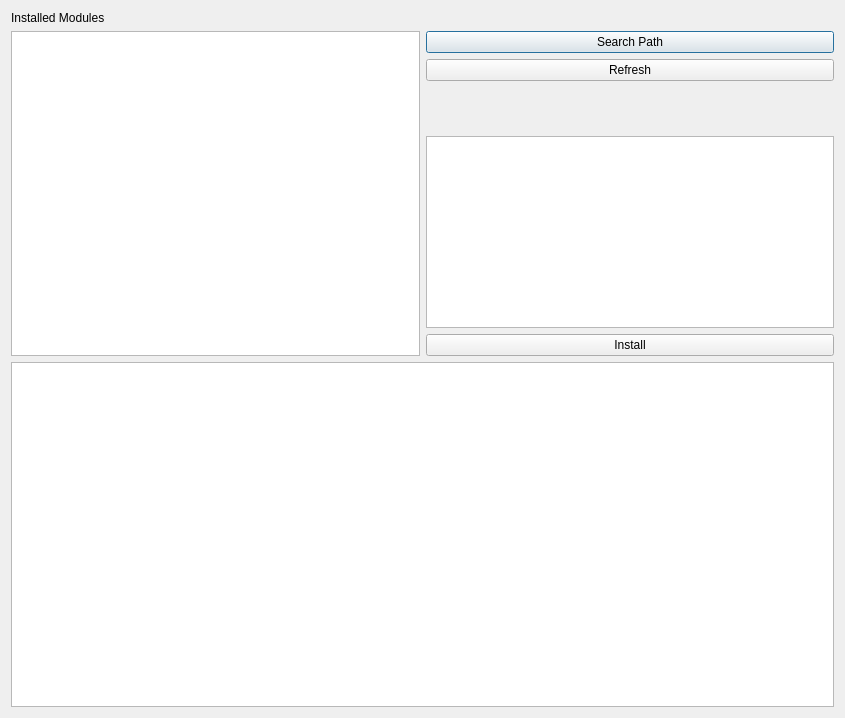
Before: the Qt Designer form python_module_manager_dialog_base.ui in babayoshihiko/python_module_manager, drawn with Qt 5.
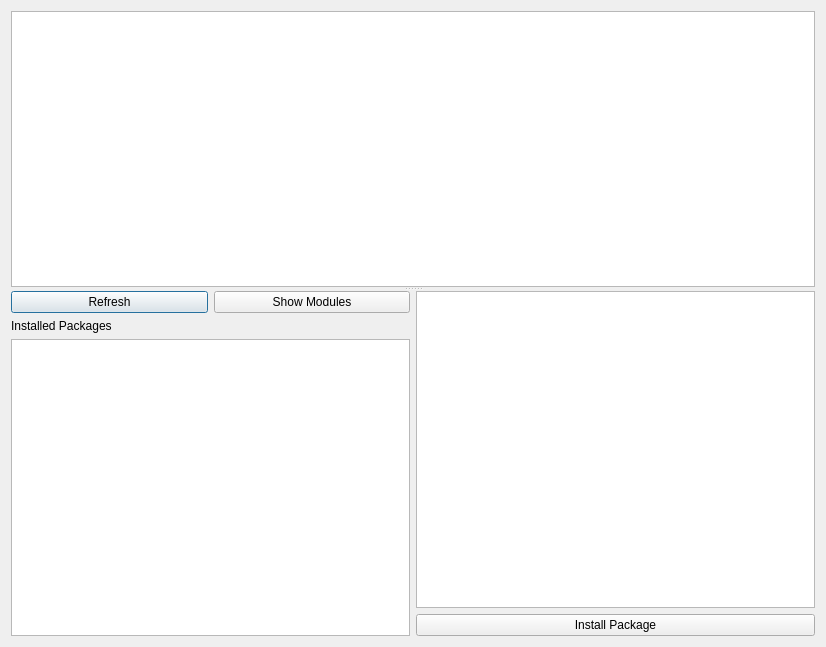
After: the same form once the commit is applied.

Commit message: Fixed package/module words; Added show all modules

```diff
--- a/python_module_manager_dialog_base.ui
+++ b/python_module_manager_dialog_base.ui
@@ -6,8 +6,8 @@
    <rect>
     <x>0</x>
     <y>0</y>
-    <width>845</width>
-    <height>718</height>
+    <width>826</width>
+    <height>647</height>
    </rect>
   </property>
   <property name="windowTitle">
@@ -15,6 +15,18 @@
   </property>
   <layout class="QGridLayout" name="gridLayout">
    <item row="0" column="0">
+    <widget class="QSplitter" name="splitter">
+     <property name="orientation">
+      <enum>Qt::Vertical</enum>
+     </property>
+     <widget class="QWidget" name="verticalLayoutWidget">
+      <layout class="QVBoxLayout" name="verticalLayout_3">
+       <item>
+        <widget class="QTextEdit" name="myTextEditLog"/>
+       </item>
+      </layout>
+     </widget>
+     <widget class="QWidget" name="">
     <layout class="QVBoxLayout" name="verticalLayout">
      <item>
       <layout class="QVBoxLayout" name="verticalLayout_2">
@@ -22,10 +34,28 @@
         <layout class="QHBoxLayout" name="horizontalLayout">
          <item>
           <layout class="QVBoxLayout" name="verticalLayout_4">
+             <item>
+              <layout class="QHBoxLayout" name="horizontalLayout_2">
+               <item>
+                <widget class="QPushButton" name="myPushButton2">
+                 <property name="text">
+                  <string>Refresh</string>
+                 </property>
+                </widget>
+               </item>
+               <item>
+                <widget class="QPushButton" name="myPushButton1">
+                 <property name="text">
+                  <string>Show Modules</string>
+                 </property>
+                </widget>
+               </item>
+              </layout>
+             </item>
            <item>
             <widget class="QLabel" name="myLabel1">
              <property name="text">
-              <string>Installed Modules</string>
+                <string>Installed Packages</string>
              </property>
             </widget>
            </item>
@@ -36,43 +66,6 @@
          </item>
          <item>
           <layout class="QVBoxLayout" name="verticalLayout_5">
-           <item>
-            <widget class="QLabel" name="myLabel2">
-             <property name="text">
-              <string/>
-             </property>
-            </widget>
-           </item>
-           <item>
-            <widget class="QPushButton" name="myPushButton1">
-             <property name="enabled">
-              <bool>true</bool>
-             </property>
-             <property name="text">
-              <string>Search Path</string>
-             </property>
-            </widget>
-           </item>
-           <item>
-            <widget class="QPushButton" name="myPushButton2">
-             <property name="text">
-              <string>Refresh</string>
-             </property>
-            </widget>
-           </item>
-           <item>
-            <spacer name="verticalSpacer">
-             <property name="orientation">
-              <enum>Qt::Vertical</enum>
-             </property>
-             <property name="sizeHint" stdset="0">
-              <size>
-               <width>20</width>
-               <height>40</height>
-              </size>
-             </property>
-            </spacer>
-           </item>
            <item>
             <widget class="QTextEdit" name="myTextEdit">
              <property name="sizePolicy">
@@ -86,7 +79,7 @@
            <item>
             <widget class="QPushButton" name="myPushButton3">
              <property name="text">
-              <string>Install</string>
+                <string>Install Package</string>
              </property>
             </widget>
            </item>
@@ -96,10 +89,9 @@
        </item>
       </layout>
      </item>
-     <item>
-      <widget class="QTextEdit" name="myTextEditLog"/>
-     </item>
-    </layout>
+      </layout>
+     </widget>
+    </widget>
    </item>
   </layout>
  </widget>
```
Lines whose indentation alone changed are shown as unchanged. The commit also changes 1 other file.
